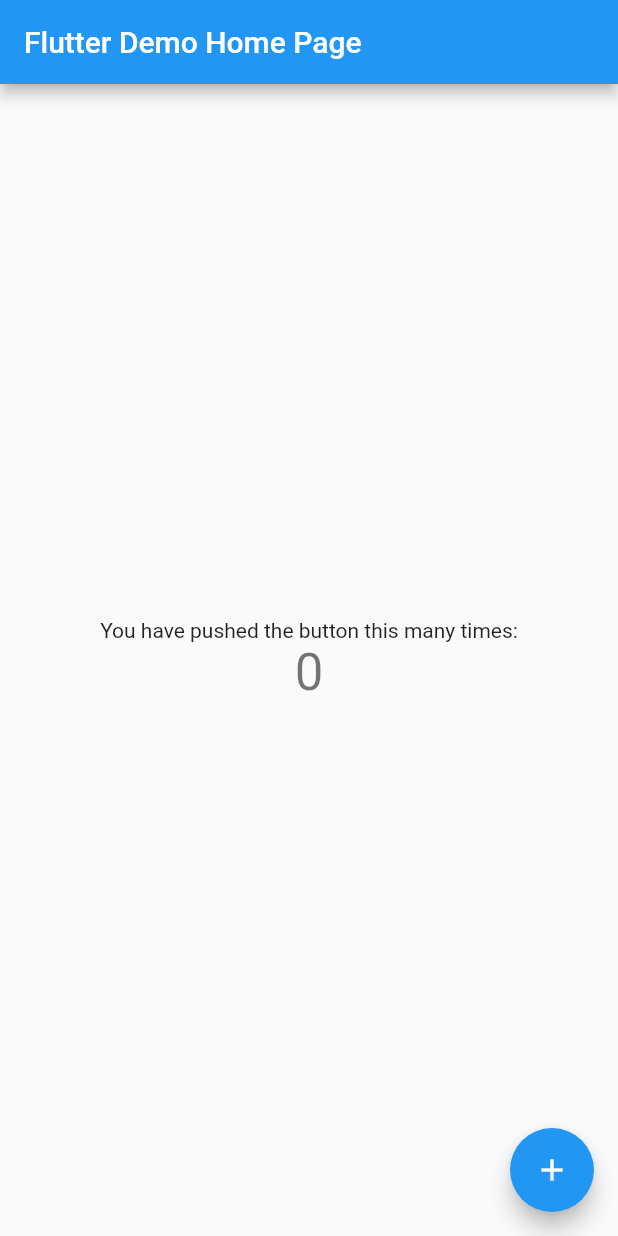
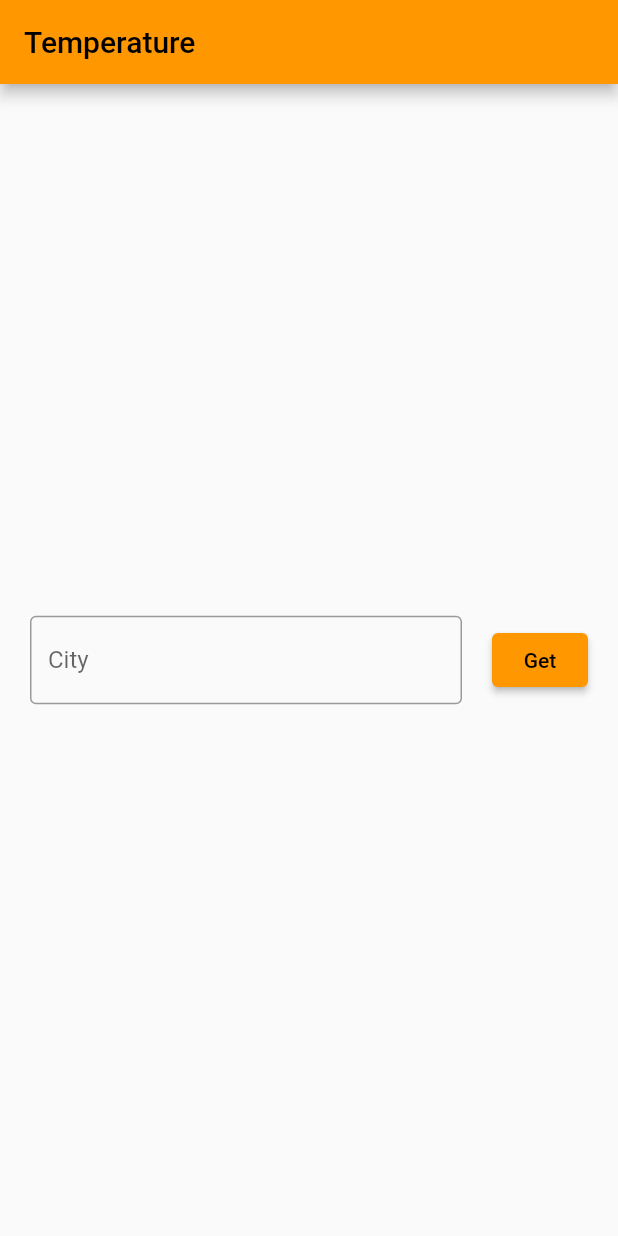
Before and after one commit to zofiapielat/simple_weather, a Flutter app: the screen it shows after launch, on a phone screen of 412 x 824 dp. Run offline on Flutter 3.47's test engine with Material 2 defaults, Android fonts, the phone set to English and light mode, and no system bars; our stand-ins replace bloc, flutter_bloc.

Commit message:
Implement Weather App

```diff
--- /dev/null
+++ b/lib/app/core/enums.dart
@@ -0,0 +1 @@
+enum Status { initial, loading, success, error }
--- /dev/null
+++ b/lib/domain/models/weather_model.dart
@@ -0,0 +1,9 @@
+class WeatherModel {
+  const WeatherModel({
+    required this.temperature,
+    required this.city,
+  });
+
+  final double temperature;
+  final String city;
+}
--- /dev/null
+++ b/lib/domain/repositories/weather_repository.dart
@@ -0,0 +1,9 @@
+import 'package:simple_weather/domain/models/weather_model.dart';
+
+class WeatherRepository {
+  Future<WeatherModel?> getWeatherModel({
+    required String city,
+  }) async {
+    return const WeatherModel(city: 'Warsaw', temperature: -5.5);
+  }
+}
--- /dev/null
+++ b/lib/features/home/cubit/home_cubit.dart
@@ -0,0 +1,34 @@
+import 'package:bloc/bloc.dart';
+import 'package:simple_weather/app/core/enums.dart';
+import 'package:simple_weather/domain/models/weather_model.dart';
+import 'package:simple_weather/domain/repositories/weather_repository.dart';
+
+part 'home_state.dart';
+
+class HomeCubit extends Cubit<HomeState> {
+  HomeCubit(this._weatherRepository) : super(const HomeState());
+
+  final WeatherRepository _weatherRepository;
+
+  Future<void> getWeatherModel({
+    required String city,
+  }) async {
+    emit(const HomeState(status: Status.loading));
+    try {
+      final weatherModel = await _weatherRepository.getWeatherModel(city: city);
+      emit(
+        HomeState(
+          model: weatherModel,
+          status: Status.success,
+        ),
+      );
+    } catch (error) {
+      emit(
+        HomeState(
+          status: Status.error,
+          errorMessage: error.toString(),
+        ),
+      );
+    }
+  }
+}
--- /dev/null
+++ b/lib/features/home/cubit/home_state.dart
@@ -0,0 +1,12 @@
+part of 'home_cubit.dart';
+
+class HomeState {
+  const HomeState({
+    this.model,
+    this.status = Status.initial,
+    this.errorMessage,
+  });
+  final WeatherModel? model;
+  final Status status;
+  final String? errorMessage;
+}
--- /dev/null
+++ b/lib/features/home/pages/home_page.dart
@@ -0,0 +1,128 @@
+import 'package:flutter/material.dart';
+import 'package:flutter_bloc/flutter_bloc.dart';
+import 'package:simple_weather/app/core/enums.dart';
+import 'package:simple_weather/domain/models/weather_model.dart';
+import 'package:simple_weather/domain/repositories/weather_repository.dart';
+import 'package:simple_weather/features/home/cubit/home_cubit.dart';
+
+class HomePage extends StatelessWidget {
+  const HomePage({
+    Key? key,
+  }) : super(key: key);
+
+  @override
+  Widget build(BuildContext context) {
+    return BlocProvider(
+      create: (context) => HomeCubit(
+        WeatherRepository(),
+      ),
+      child: BlocListener<HomeCubit, HomeState>(
+        listener: (context, state) {
+          if (state.status == Status.error) {
+            final errorMessage = state.errorMessage ?? 'Unkown error';
+            ScaffoldMessenger.of(context).showSnackBar(
+              SnackBar(
+                content: Text(errorMessage),
+                backgroundColor: Colors.red,
+              ),
+            );
+          }
+        },
+        child: BlocBuilder<HomeCubit, HomeState>(
+          builder: (context, state) {
+            final weatherModel = state.model;
+            return Scaffold(
+              appBar: AppBar(
+                title: const Text('Temperature'),
+              ),
+              body: Center(
+                child: Builder(builder: (context) {
+                  if (state.status == Status.loading) {
+                    return const Text('Loading');
+                  }
+                  return Column(
+                    mainAxisAlignment: MainAxisAlignment.center,
+                    children: [
+                      if (weatherModel != null)
+                        _DisplayWeatherWidget(
+                          weatherModel: weatherModel,
+                        ),
+                      _SearchWidget(),
+                    ],
+                  );
+                }),
+              ),
+            );
+          },
+        ),
+      ),
+    );
+  }
+}
+
+class _DisplayWeatherWidget extends StatelessWidget {
+  const _DisplayWeatherWidget({
+    Key? key,
+    required this.weatherModel,
+  }) : super(key: key);
+
+  final WeatherModel weatherModel;
+
+  @override
+  Widget build(BuildContext context) {
+    return BlocBuilder<HomeCubit, HomeState>(
+      builder: (context, state) {
+        return Column(
+          children: [
+            Text(
+              weatherModel.temperature.toString(),
+              style: Theme.of(context).textTheme.headline1,
+            ),
+            const SizedBox(height: 60),
+            Text(
+              weatherModel.city,
+              style: Theme.of(context).textTheme.headline2,
+            ),
+            const SizedBox(height: 60),
+          ],
+        );
+      },
+    );
+  }
+}
+
+class _SearchWidget extends StatelessWidget {
+  _SearchWidget({
+    Key? key,
+  }) : super(key: key);
+
+  final _controller = TextEditingController();
+
+  @override
+  Widget build(BuildContext context) {
+    return Padding(
+      padding: const EdgeInsets.symmetric(horizontal: 20.0),
+      child: Row(
+        children: [
+          Expanded(
+            child: TextField(
+              controller: _controller,
+              decoration: const InputDecoration(
+                border: OutlineInputBorder(),
+                label: Text('City'),
+                hintText: 'London',
+              ),
+            ),
+          ),
+          const SizedBox(width: 20),
+          ElevatedButton(
+            onPressed: () {
+              context.read<HomeCubit>().getWeatherModel(city: _controller.text);
+            },
+            child: const Text('Get'),
+          ),
+        ],
+      ),
+    );
+  }
+}
--- a/lib/main.dart
+++ b/lib/main.dart
@@ -1,4 +1,5 @@
 import 'package:flutter/material.dart';
+import 'package:simple_weather/features/home/pages/home_page.dart';
 
 void main() {
   runApp(const MyApp());
@@ -10,58 +11,11 @@ class MyApp extends StatelessWidget {
   @override
   Widget build(BuildContext context) {
     return MaterialApp(
-      title: 'Flutter Demo',
+      title: 'Weather App',
       theme: ThemeData(
-        primarySwatch: Colors.blue,
+        primarySwatch: Colors.orange,
       ),
-      home: const MyHomePage(title: 'Flutter Demo Home Page'),
+      home: const HomePage(),
     );
   }
 }
-
-class MyHomePage extends StatefulWidget {
-  const MyHomePage({Key? key, required this.title}) : super(key: key);
-
-  final String title;
-
-  @override
-  State<MyHomePage> createState() => _MyHomePageState();
-}
-
-class _MyHomePageState extends State<MyHomePage> {
-  int _counter = 0;
-
-  void _incrementCounter() {
-    setState(() {
-      _counter++;
-    });
-  }
-
-  @override
-  Widget build(BuildContext context) {
-    return Scaffold(
-      appBar: AppBar(
-        title: Text(widget.title),
-      ),
-      body: Center(
-        child: Column(
-          mainAxisAlignment: MainAxisAlignment.center,
-          children: <Widget>[
-            const Text(
-              'You have pushed the button this many times:',
-            ),
-            Text(
-              '$_counter',
-              style: Theme.of(context).textTheme.headline4,
-            ),
-          ],
-        ),
-      ),
-      floatingActionButton: FloatingActionButton(
-        onPressed: _incrementCounter,
-        tooltip: 'Increment',
-        child: const Icon(Icons.add),
-      ),
-    );
-  }
-}
--- a/pubspec.yaml
+++ b/pubspec.yaml
@@ -9,13 +9,12 @@ environment:
   sdk: ">=2.15.1 <3.0.0"
 
 dependencies:
-
-  cupertino_icons: ^1.0.2
+  dio: ^4.0.4
   flutter:
     sdk: flutter
+  flutter_bloc: ^8.0.1
 
 dev_dependencies:
-
   flutter_lints: ^1.0.0
   flutter_test:
     sdk: flutter
```
Also changed, not shown: pubspec.lock.
